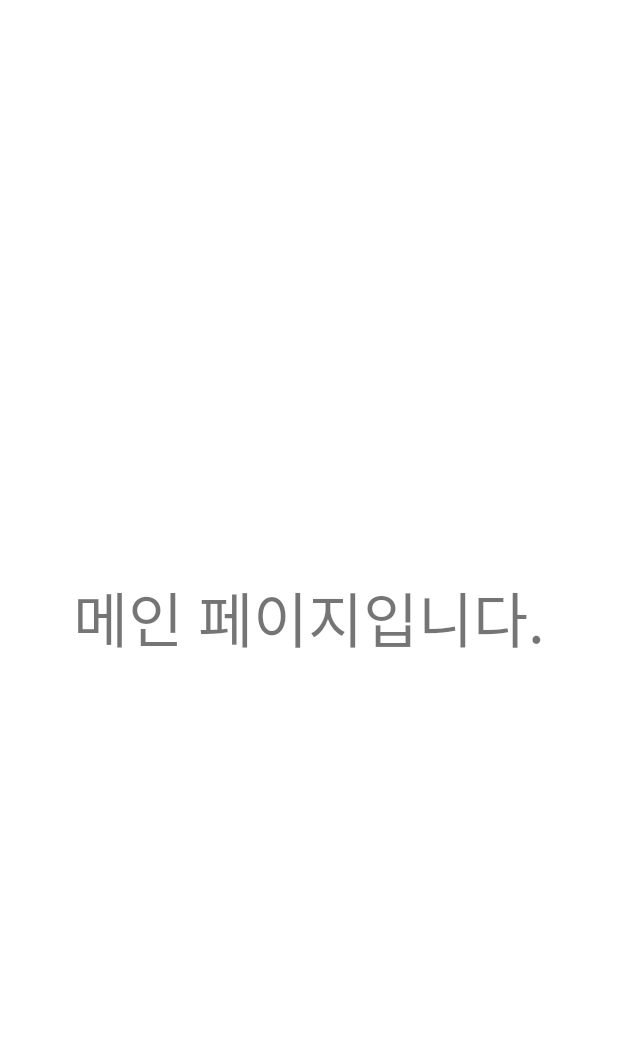
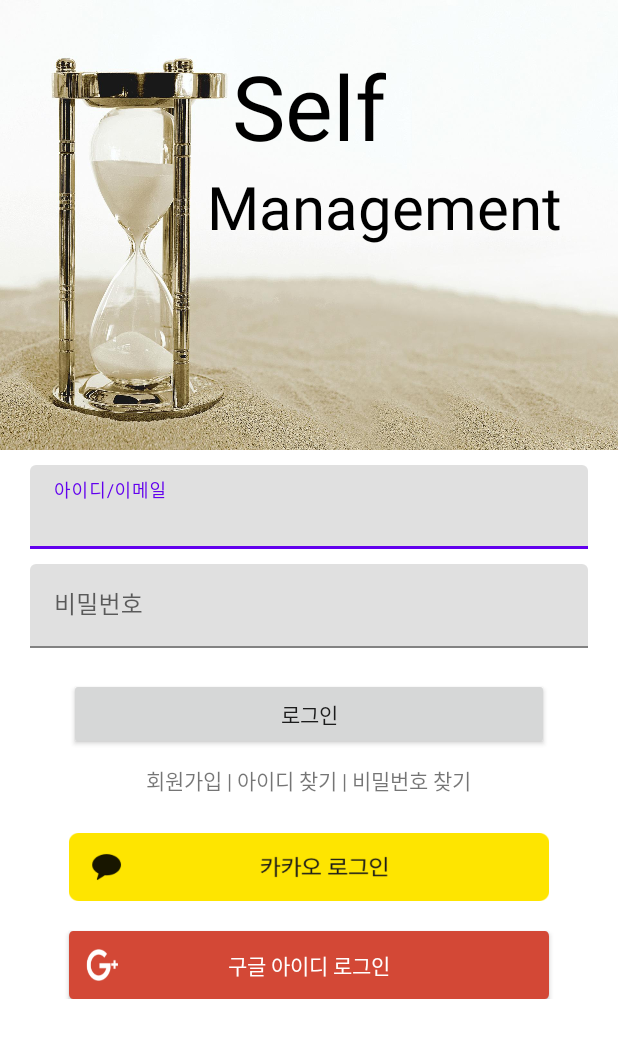
Before and after one commit to rudxo93/Kotlin_SelfManagement, an Android app: the screen it shows after launch (MainActivity before the commit, LoginActivity after it), on a phone screen of 412 x 824 dp. Shown: the top 1038 px of the screen. Run offline under Robolectric (Android 15) with nearby library versions, the phone set to English and light mode, and no system bars; our stand-ins replace data binding.

Commit message:
login화면 레이아웃 구성

```diff
--- a/app/build.gradle
+++ b/app/build.gradle
@@ -29,6 +29,9 @@ android {
     kotlinOptions {
         jvmTarget = '1.8'
     }
+    buildFeatures{
+        dataBinding true
+    }
 }
 
 dependencies {
--- a/app/src/main/AndroidManifest.xml
+++ b/app/src/main/AndroidManifest.xml
@@ -23,9 +23,11 @@
             </intent-filter>
         </activity>
         <activity
+            android:name=".LoginActivity"
+            android:exported="true" />
+        <activity
             android:name=".MainActivity"
-            android:exported="true">
-        </activity>
+            android:exported="true" />
     </application>
 
 </manifest>
--- a/app/src/main/java/com/duran/selfmg/LodingActivity.kt
+++ b/app/src/main/java/com/duran/selfmg/LodingActivity.kt
@@ -16,7 +16,7 @@ class LodingActivity : AppCompatActivity() {
 
         val handler = Handler()
         handler.postDelayed({
-            val intent = Intent(applicationContext, MainActivity::class.java)
+            val intent = Intent(applicationContext, LoginActivity::class.java)
             startActivity(intent)
             finish()
         }, SPLASH_TIME_OUT)
--- /dev/null
+++ b/app/src/main/java/com/duran/selfmg/LoginActivity.kt
@@ -0,0 +1,11 @@
+package com.duran.selfmg
+
+import androidx.appcompat.app.AppCompatActivity
+import android.os.Bundle
+
+class LoginActivity : AppCompatActivity() {
+    override fun onCreate(savedInstanceState: Bundle?) {
+        super.onCreate(savedInstanceState)
+        setContentView(R.layout.activity_login)
+    }
+}
--- a/app/src/main/res/layout/activity_loding.xml
+++ b/app/src/main/res/layout/activity_loding.xml
@@ -14,6 +14,7 @@
         android:textColor="@color/black"
         android:textSize="60sp"
         app:layout_constraintBottom_toTopOf="@+id/loding_animation"
+        app:layout_constraintEnd_toEndOf="parent"
         app:layout_constraintStart_toStartOf="parent"
         app:layout_constraintTop_toTopOf="parent" />
 
--- /dev/null
+++ b/app/src/main/res/layout/activity_login.xml
@@ -0,0 +1,175 @@
+<?xml version="1.0" encoding="utf-8"?>
+
+<layout xmlns:android="http://schemas.android.com/apk/res/android"
+    xmlns:app="http://schemas.android.com/apk/res-auto"
+    xmlns:tools="http://schemas.android.com/tools">
+
+    <data>
+
+    </data>
+
+    <androidx.constraintlayout.widget.ConstraintLayout
+        android:layout_width="match_parent"
+        android:layout_height="match_parent"
+        tools:context=".LoginActivity">
+
+        <androidx.constraintlayout.widget.ConstraintLayout
+            android:id="@+id/cl_title_logo"
+            android:layout_width="match_parent"
+            android:layout_height="300dp"
+            android:background="@drawable/time"
+            android:gravity="center"
+            android:orientation="vertical"
+            app:layout_constraintEnd_toEndOf="parent"
+            app:layout_constraintStart_toStartOf="parent"
+            app:layout_constraintTop_toTopOf="parent">
+
+            <TextView
+                android:id="@+id/tv_login_title"
+                android:layout_width="wrap_content"
+                android:layout_height="wrap_content"
+                android:layout_marginTop="30dp"
+                android:text="@string/login_title1"
+                android:textColor="@color/black"
+                android:textSize="60sp"
+                app:layout_constraintEnd_toEndOf="parent"
+                app:layout_constraintStart_toStartOf="parent"
+                app:layout_constraintTop_toTopOf="parent" />
+
+            <TextView
+                android:layout_width="wrap_content"
+                android:layout_height="wrap_content"
+                android:layout_marginLeft="100dp"
+                android:text="@string/login_title2"
+                android:textColor="@color/black"
+                android:textSize="40sp"
+                app:layout_constraintEnd_toEndOf="parent"
+                app:layout_constraintStart_toStartOf="parent"
+                app:layout_constraintTop_toBottomOf="@+id/tv_login_title" />
+
+        </androidx.constraintlayout.widget.ConstraintLayout>
+
+        <LinearLayout
+            android:id="@+id/linear_ed_emailAndPassword"
+            android:layout_width="match_parent"
+            android:layout_height="wrap_content"
+            android:layout_marginTop="10dp"
+            android:orientation="vertical"
+            app:layout_constraintEnd_toEndOf="parent"
+            app:layout_constraintStart_toStartOf="parent"
+            app:layout_constraintTop_toBottomOf="@+id/cl_title_logo">
+
+            <com.google.android.material.textfield.TextInputLayout
+                android:layout_width="match_parent"
+                android:layout_height="wrap_content"
+                android:layout_marginLeft="20dp"
+                android:layout_marginRight="20dp">
+
+                <EditText
+                    android:id="@+id/edittext_id"
+                    android:layout_width="match_parent"
+                    android:layout_height="wrap_content"
+                    android:hint="@string/login_hint_email" />
+            </com.google.android.material.textfield.TextInputLayout>
+
+            <com.google.android.material.textfield.TextInputLayout
+                android:layout_width="match_parent"
+                android:layout_height="wrap_content"
+                android:layout_marginLeft="20dp"
+                android:layout_marginTop="10dp"
+                android:layout_marginRight="20dp">
+
+                <EditText
+                    android:id="@+id/edittext_password"
+                    android:layout_width="match_parent"
+                    android:layout_height="wrap_content"
+                    android:hint="@string/login_hint_password"
+                    android:inputType="textPassword" />
+            </com.google.android.material.textfield.TextInputLayout>
+        </LinearLayout>
+
+        <LinearLayout
+            android:layout_width="match_parent"
+            android:layout_height="wrap_content"
+            android:layout_alignParentBottom="true"
+            android:layout_marginTop="20dp"
+            android:gravity="center"
+            android:orientation="vertical"
+            app:layout_constraintTop_toBottomOf="@+id/linear_ed_emailAndPassword">
+
+            <androidx.appcompat.widget.AppCompatButton
+                android:id="@+id/email_login_button"
+                android:layout_width="320dp"
+                android:layout_height="wrap_content"
+                android:layout_marginLeft="20dp"
+                android:layout_marginRight="20dp"
+                android:text="@string/login_btn_login" />
+
+            <LinearLayout
+                android:layout_width="match_parent"
+                android:layout_height="30dp"
+                android:layout_marginTop="5dp"
+                android:gravity="center"
+                android:orientation="horizontal">
+
+                <TextView
+                    android:layout_width="wrap_content"
+                    android:layout_height="wrap_content"
+                    android:layout_marginEnd="3dp"
+                    android:text="@string/login_signup"
+                    android:textSize="14sp" />
+
+                <TextView
+                    android:layout_width="wrap_content"
+                    android:layout_height="wrap_content"
+                    android:text="@string/login_division"
+                    android:textSize="14sp" />
+
+                <TextView
+                    android:layout_width="wrap_content"
+                    android:layout_height="wrap_content"
+                    android:layout_marginStart="3dp"
+                    android:layout_marginEnd="3dp"
+                    android:text="@string/login_findId"
+                    android:textSize="14sp" />
+
+                <TextView
+                    android:layout_width="wrap_content"
+                    android:layout_height="wrap_content"
+                    android:text="@string/login_division"
+                    android:textSize="14sp" />
+
+                <TextView
+                    android:layout_width="wrap_content"
+                    android:layout_height="wrap_content"
+                    android:layout_marginStart="3dp"
+                    android:text="@string/login_findPw"
+                    android:textSize="14sp" />
+
+            </LinearLayout>
+
+            <androidx.appcompat.widget.AppCompatButton
+                android:id="@+id/facebook_login_button"
+                android:layout_width="320dp"
+                android:layout_height="45dp"
+                android:layout_marginLeft="20dp"
+                android:layout_marginTop="20dp"
+                android:layout_marginRight="20dp"
+                android:background="@drawable/btn_kakao_login"
+                android:textColor="@android:color/white" />
+
+            <androidx.appcompat.widget.AppCompatButton
+                android:id="@+id/google_login_button"
+                android:layout_width="320dp"
+                android:layout_height="45dp"
+                android:layout_marginLeft="20dp"
+                android:layout_marginTop="20dp"
+                android:layout_marginRight="20dp"
+                android:background="@drawable/btn_signin_google"
+                android:text="@string/login_btn_google"
+                android:textColor="@android:color/white" />
+
+        </LinearLayout>
+
+    </androidx.constraintlayout.widget.ConstraintLayout>
+</layout>
--- a/app/src/main/res/values/strings.xml
+++ b/app/src/main/res/values/strings.xml
@@ -4,4 +4,17 @@
     <!-- Loding Activity -->
     <string name="loding_activity_title">Self Management</string>
     <!-- Loding Activity -->
+
+    <!-- Login Activity -->
+    <string name="login_title1">Self</string>
+    <string name="login_title2">Management</string>
+    <string name="login_hint_email">아이디/이메일</string>
+    <string name="login_hint_password">비밀번호</string>
+    <string name="login_btn_login">로그인</string>
+    <string name="login_btn_google">구글 아이디 로그인</string>
+    <string name="login_signup">회원가입</string>
+    <string name="login_division">|</string>
+    <string name="login_findId">아이디 찾기</string>
+    <string name="login_findPw">비밀번호 찾기</string>
+    <!-- Login Activity -->
 </resources>
```
Also changed, not shown: app/src/main/res/drawable-v24/btn_signin_google.png (added), app/src/main/res/drawable/btn_kakao_login.png (added), app/src/main/res/drawable/time.jpg (added).
